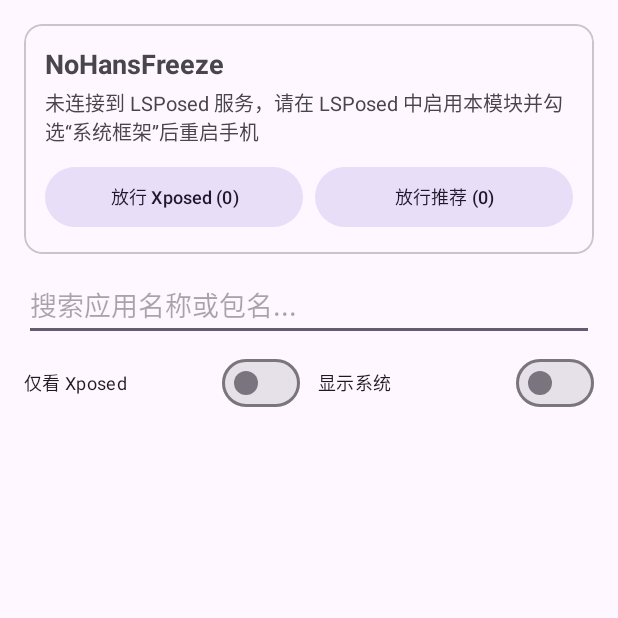
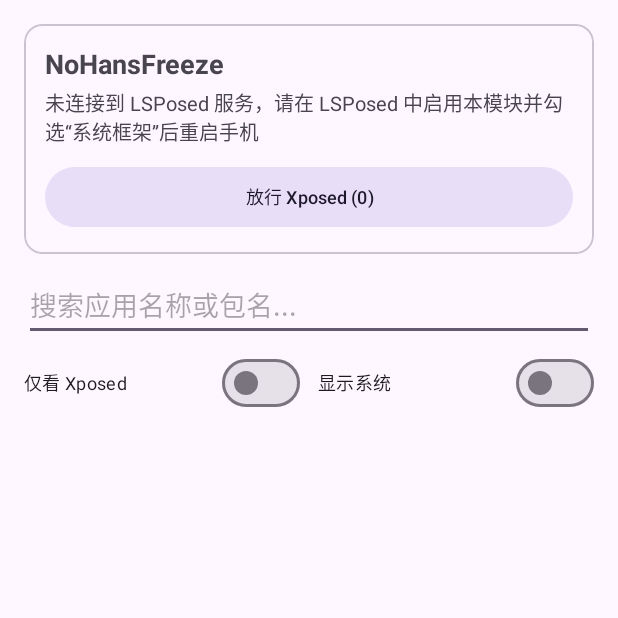
Before and after one commit to Marukon/NoHansFreeze, an Android app: the MainActivity screen opened directly, with no data from a screen before it, on a phone screen of 412 x 824 dp, the top half of it. Run offline under Robolectric (Android 15) with nearby library versions, the phone set to English and light mode, and no system bars; libraries missing offline, so code that uses them is left out: io.github.libxposed.service; 1 statement that could not run was skipped.

Commit message:
chore: remove recommended apps section from UI

```diff
--- a/app/src/main/java/io/github/marukon/nohansfreeze/MainActivity.kt
+++ b/app/src/main/java/io/github/marukon/nohansfreeze/MainActivity.kt
@@ -31,13 +31,11 @@ class MainActivity : AppCompatActivity() {
         val packageName: String,
         val icon: Drawable,
         val isSystem: Boolean,
-        val isXposedModule: Boolean,
-        val isRecommended: Boolean
+        val isXposedModule: Boolean
     )
 
     private lateinit var tvStatus: TextView
     private lateinit var btnAllowAllXposed: MaterialButton
-    private lateinit var btnAllowRecommended: MaterialButton
     private lateinit var etSearch: EditText
     private lateinit var swOnlyXposed: MaterialSwitch
     private lateinit var swSystemApps: MaterialSwitch
@@ -60,7 +58,6 @@ class MainActivity : AppCompatActivity() {
 
         tvStatus = findViewById(R.id.tvStatus)
         btnAllowAllXposed = findViewById(R.id.btnAllowAllXposed)
-        btnAllowRecommended = findViewById(R.id.btnAllowRecommended)
         etSearch = findViewById(R.id.etSearch)
         swOnlyXposed = findViewById(R.id.swOnlyXposed)
         swSystemApps = findViewById(R.id.swSystemApps)
@@ -75,8 +72,6 @@ class MainActivity : AppCompatActivity() {
         tvStatus.text = getString(R.string.status_disconnected)
         btnAllowAllXposed.text = getString(R.string.btn_allow_all_xposed, 0)
         btnAllowAllXposed.setOnClickListener { allowAllXposedModules() }
-        btnAllowRecommended.text = getString(R.string.btn_allow_recommended, 0)
-        btnAllowRecommended.setOnClickListener { allowRecommendedApps() }
 
         etSearch.addTextChangedListener(object : TextWatcher {
             override fun beforeTextChanged(s: CharSequence?, start: Int, count: Int, after: Int) = Unit
@@ -157,18 +152,15 @@ class MainActivity : AppCompatActivity() {
                         packageName = info.packageName,
                         icon = pm.getApplicationIcon(info),
                         isSystem = isSys,
-                        isXposedModule = isXposed,
-                        isRecommended = RECOMMENDED_PACKAGES.contains(info.packageName)
+                        isXposedModule = isXposed
                     )
                 }
 
             val xposedCount = entries.count { it.isXposedModule }
-            val recommendedCount = entries.count { it.isRecommended }
             runOnUiThread {
                 allApps = entries
                 appsLoaded = true
                 btnAllowAllXposed.text = getString(R.string.btn_allow_all_xposed, xposedCount)
-                btnAllowRecommended.text = getString(R.string.btn_allow_recommended, recommendedCount)
                 layoutLoading.visibility = View.GONE
                 rvApps.alpha = 0f
                 rvApps.visibility = View.VISIBLE
@@ -200,28 +192,6 @@ class MainActivity : AppCompatActivity() {
         ).show()
     }
 
-    private fun allowRecommendedApps() {
-        val prefs = remotePrefs
-        if (prefs == null) {
-            Toast.makeText(this, R.string.status_disconnected, Toast.LENGTH_SHORT).show()
-            return
-        }
-        val recommendedPkgs = allApps.filter { it.isRecommended }.map { it.packageName }
-        if (recommendedPkgs.isEmpty()) {
-            Toast.makeText(this, R.string.toast_no_recommended_found, Toast.LENGTH_SHORT).show()
-            return
-        }
-        whitelistedPackages.addAll(recommendedPkgs)
-        prefs.edit().putStringSet(MainHook.KEY_WHITELIST_PKGS, whitelistedPackages.toSet()).apply()
-        updateStatusText()
-        applyFilter()
-        Toast.makeText(
-            this,
-            getString(R.string.toast_recommended_whitelisted, recommendedPkgs.size),
-            Toast.LENGTH_SHORT
-        ).show()
-    }
-
     private fun applyFilter() {
         if (!appsLoaded) return
         val query = etSearch.text?.toString()?.trim()?.lowercase().orEmpty()
@@ -239,7 +209,6 @@ class MainActivity : AppCompatActivity() {
             }
             .sortedWith(
                 compareByDescending<AppEntry> { whitelistedPackages.contains(it.packageName) }
-                    .thenByDescending { it.isRecommended }
                     .thenByDescending { it.isXposedModule }
                     .thenBy { it.label.lowercase() }
             )
@@ -271,7 +240,6 @@ class MainActivity : AppCompatActivity() {
         inner class ViewHolder(view: View) : RecyclerView.ViewHolder(view) {
             val ivIcon: ImageView = view.findViewById(R.id.ivIcon)
             val tvAppName: TextView = view.findViewById(R.id.tvAppName)
-            val tvRecommendBadge: TextView = view.findViewById(R.id.tvRecommendBadge)
             val tvXposedBadge: TextView = view.findViewById(R.id.tvXposedBadge)
             val tvPackageName: TextView = view.findViewById(R.id.tvPackageName)
             val swWhitelist: MaterialSwitch = view.findViewById(R.id.swWhitelist)
@@ -288,7 +256,6 @@ class MainActivity : AppCompatActivity() {
             val item = displayedApps[position]
             holder.ivIcon.setImageDrawable(item.icon)
             holder.tvAppName.text = item.label
-            holder.tvRecommendBadge.visibility = if (item.isRecommended) View.VISIBLE else View.GONE
             holder.tvXposedBadge.visibility = if (item.isXposedModule) View.VISIBLE else View.GONE
             holder.tvPackageName.text = item.packageName
 
@@ -303,19 +270,4 @@ class MainActivity : AppCompatActivity() {
             }
         }
     }
-
-    companion object {
-        private val RECOMMENDED_PACKAGES = setOf(
-            "com.azure.authenticator",
-            "com.microsoft.skydrive",
-            "com.microsoft.emmx",
-            "com.microsoft.office.outlook",
-            "com.microsoft.teams",
-            "com.google.android.apps.authenticator2",
-            "org.frknkrc44.hma_oss",
-            "com.tencent.mm",
-            "com.tencent.mobileqq",
-            "org.telegram.messenger.web"
-        )
-    }
 }
--- a/app/src/main/res/layout/activity_main.xml
+++ b/app/src/main/res/layout/activity_main.xml
@@ -34,31 +34,14 @@
                 android:text="@string/status_checking"
                 android:textSize="13sp" />
 
-            <LinearLayout
+            <com.google.android.material.button.MaterialButton
+                android:id="@+id/btnAllowAllXposed"
+                style="@style/Widget.Material3.Button.TonalButton"
                 android:layout_width="match_parent"
                 android:layout_height="wrap_content"
                 android:layout_marginTop="10dp"
-                android:orientation="horizontal">
-
-                <com.google.android.material.button.MaterialButton
-                    android:id="@+id/btnAllowAllXposed"
-                    style="@style/Widget.Material3.Button.TonalButton"
-                    android:layout_width="0dp"
-                    android:layout_height="wrap_content"
-                    android:layout_weight="1"
-                    android:text="@string/btn_allow_all_xposed"
-                    android:textSize="12sp" />
-
-                <com.google.android.material.button.MaterialButton
-                    android:id="@+id/btnAllowRecommended"
-                    style="@style/Widget.Material3.Button.TonalButton"
-                    android:layout_width="0dp"
-                    android:layout_height="wrap_content"
-                    android:layout_marginStart="8dp"
-                    android:layout_weight="1"
-                    android:text="@string/btn_allow_recommended"
-                    android:textSize="12sp" />
-            </LinearLayout>
+                android:text="@string/btn_allow_all_xposed"
+                android:textSize="12sp" />
         </LinearLayout>
     </com.google.android.material.card.MaterialCardView>
 
--- a/app/src/main/res/values/strings.xml
+++ b/app/src/main/res/values/strings.xml
@@ -8,12 +8,8 @@
     <string name="show_system_apps">显示系统</string>
     <string name="only_xposed_apps">仅看 Xposed</string>
     <string name="btn_allow_all_xposed">放行 Xposed (%1$d)</string>
-    <string name="btn_allow_recommended">放行推荐 (%1$d)</string>
     <string name="xposed_badge">Xposed</string>
-    <string name="recommend_badge">推荐</string>
     <string name="toast_xposed_whitelisted">已将 %1$d 个 Xposed 模块全部加入放行白名单</string>
     <string name="toast_no_xposed_found">未检测到已安装的 Xposed 模块</string>
-    <string name="toast_recommended_whitelisted">已将 %1$d 个推荐应用加入放行白名单</string>
-    <string name="toast_no_recommended_found">未检测到可放行的推荐应用</string>
     <string name="loading_apps">正在扫描已安装应用与 Xposed 模块...</string>
 </resources>
```
Also changed, not shown: app/src/main/res/drawable/bg_recommend_badge.xml (deleted, +0 -9 lines), app/src/main/res/layout/item_app.xml (+0 -14 lines), 1 other file.
